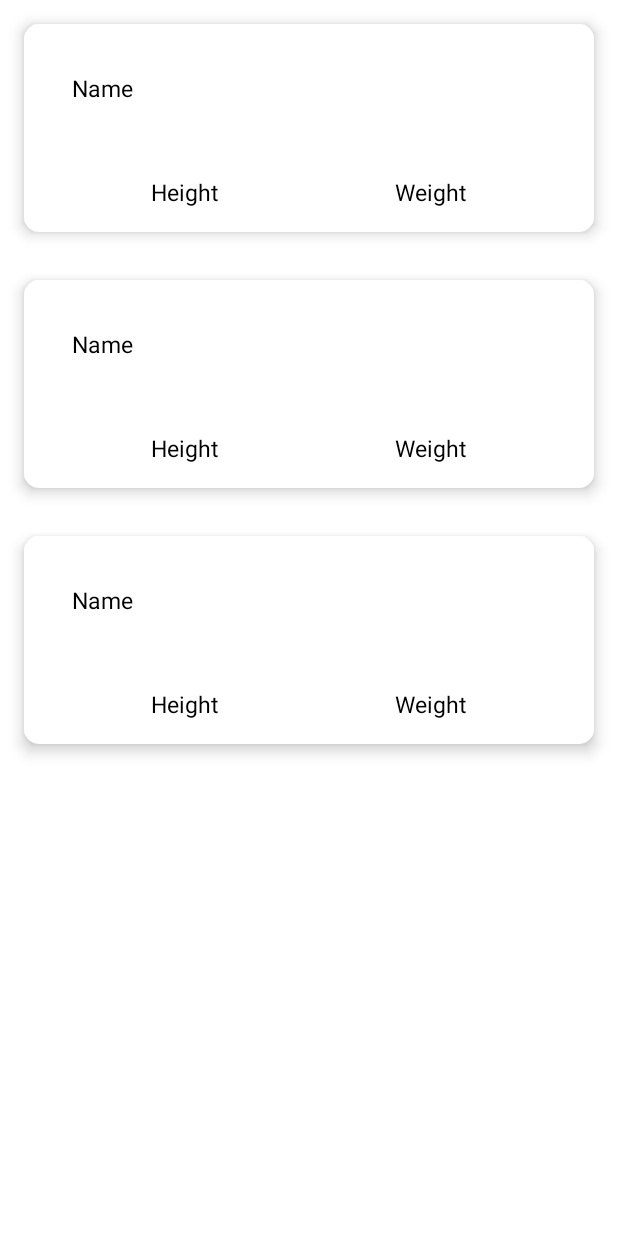
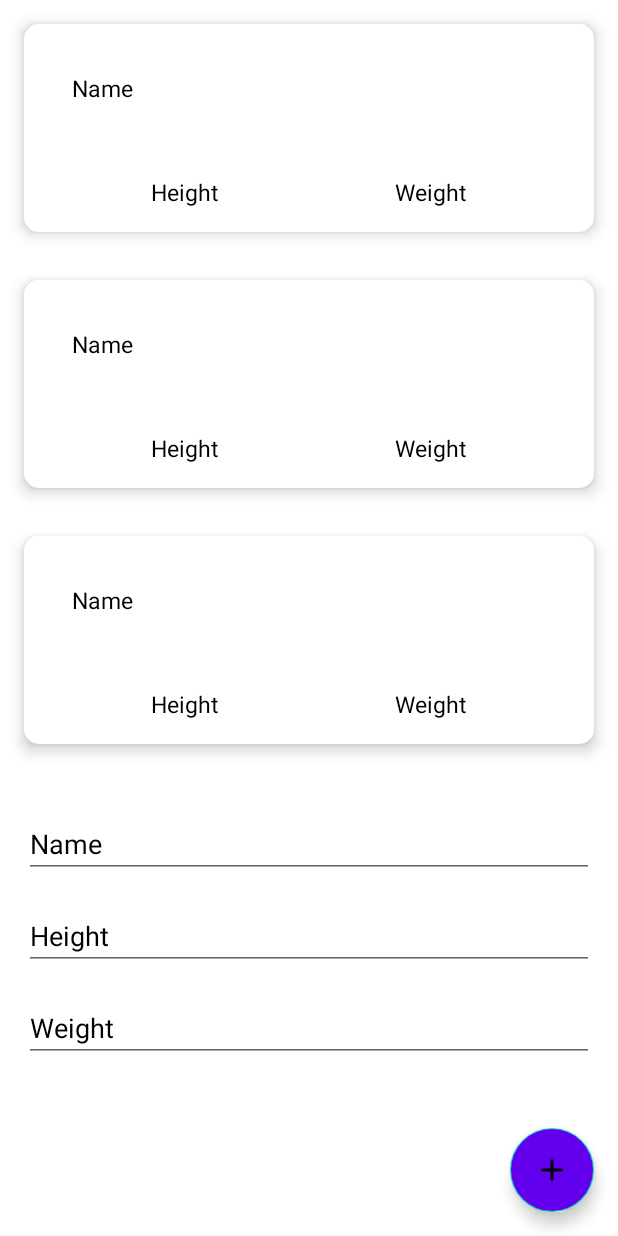
Before and after one commit to Morshu03/KotlinRush, an Android app: the layout activity_main.xml on its own in the app's theme, with its tools: preview values and no code run, on a phone screen of 412 x 824 dp. Run offline under Robolectric (Android 15) with nearby library versions, the phone set to English and light mode, and no system bars.

Commit message:
in inputContainer made 3 edt; in fun "addItem" add condition;

```diff
--- a/app/src/main/java/com/example/kotlinrush/adapter/AnimalAdapter.kt
+++ b/app/src/main/java/com/example/kotlinrush/adapter/AnimalAdapter.kt
@@ -15,7 +15,6 @@ class AnimalAdapter : RecyclerView.Adapter<AnimalAdapter.MyViewHolder>() {
     override fun onCreateViewHolder(parent: ViewGroup, viewType: Int): MyViewHolder {
         val view = LayoutInflater.from(parent.context)
             .inflate(R.layout.item_animal, parent, false)
-
         return MyViewHolder(view)
     }
 
@@ -33,7 +32,7 @@ class AnimalAdapter : RecyclerView.Adapter<AnimalAdapter.MyViewHolder>() {
         val weightText: TextView = itemView.findViewById(R.id.weight)
     }
 
-    fun setList(newAnimalList: ArrayList<Animal>) {
+    fun setList(newAnimalList: MutableList<Animal>) {
         animalList = newAnimalList
         notifyDataSetChanged()
     }
--- /dev/null
+++ b/app/src/main/res/drawable/baseline_add_24.xml
@@ -0,0 +1,5 @@
+<vector android:height="24dp" android:tint="#80CBC4"
+    android:viewportHeight="24" android:viewportWidth="24"
+    android:width="24dp" xmlns:android="http://schemas.android.com/apk/res/android">
+    <path android:fillColor="@android:color/white" android:pathData="M19,13h-6v6h-2v-6H5v-2h6V5h2v6h6v2z"/>
+</vector>
--- a/app/src/main/res/layout/activity_main.xml
+++ b/app/src/main/res/layout/activity_main.xml
@@ -7,12 +7,68 @@
     tools:context=".MainActivity">
 
     <androidx.recyclerview.widget.RecyclerView
-    android:id="@+id/recView"
-    android:layout_width="match_parent"
-    android:layout_height="wrap_content"
-    app:layout_constraintTop_toTopOf="parent"
-    app:layout_constraintStart_toStartOf="parent"
-    app:layout_constraintEnd_toEndOf="parent"
-    tools:listitem="@layout/item_animal"/>
+        android:id="@+id/recView"
+        android:layout_width="match_parent"
+        android:layout_height="0dp"
+        app:layout_constraintBottom_toTopOf="@id/inputContainer"
+        app:layout_constraintEnd_toEndOf="parent"
+        app:layout_constraintStart_toStartOf="parent"
+        app:layout_constraintTop_toTopOf="parent"
+        tools:listitem="@layout/item_animal" />
+
+    <androidx.constraintlayout.widget.ConstraintLayout
+        android:id="@+id/inputContainer"
+        android:layout_width="match_parent"
+        android:layout_height="300dp"
+        app:layout_constraintBottom_toBottomOf="parent"
+        app:layout_constraintTop_toBottomOf="@+id/recView">
+
+        <EditText
+            android:id="@+id/nameEdtTxt"
+            android:layout_width="match_parent"
+            android:layout_height="wrap_content"
+            android:layout_margin="@dimen/default_margin"
+            android:hint="@string/name"
+            android:textColorHint="@color/black"
+            app:layout_constraintEnd_toEndOf="parent"
+            app:layout_constraintStart_toStartOf="parent"
+            app:layout_constraintTop_toTopOf="parent" />
+
+        <EditText
+            android:id="@+id/heightEdtTxt"
+            android:layout_width="match_parent"
+            android:layout_height="wrap_content"
+            android:layout_margin="@dimen/default_margin"
+            android:hint="@string/height"
+            android:inputType="number"
+            android:textColorHint="@color/black"
+            app:layout_constraintEnd_toEndOf="parent"
+            app:layout_constraintStart_toStartOf="parent"
+            app:layout_constraintTop_toBottomOf="@id/nameEdtTxt" />
+
+        <EditText
+            android:id="@+id/weightEdtTxt"
+            android:layout_width="match_parent"
+            android:layout_height="wrap_content"
+            android:layout_margin="@dimen/default_margin"
+            android:hint="@string/weight"
+            android:textColorHint="@color/black"
+            app:layout_constraintEnd_toEndOf="parent"
+            app:layout_constraintStart_toStartOf="parent"
+            app:layout_constraintTop_toBottomOf="@id/heightEdtTxt" />
+
+    </androidx.constraintlayout.widget.ConstraintLayout>
+
+    <com.google.android.material.floatingactionbutton.FloatingActionButton
+        android:id="@+id/fab"
+        android:layout_width="wrap_content"
+        android:layout_height="wrap_content"
+        android:layout_margin="@dimen/default_margin"
+        android:backgroundTint="@color/purple_500"
+        android:contentDescription="@string/todo"
+        android:src="@drawable/baseline_add_24"
+        app:layout_constraintBottom_toBottomOf="parent"
+        app:layout_constraintEnd_toEndOf="parent"
+        app:rippleColor="@color/purple_200" />
 
 </androidx.constraintlayout.widget.ConstraintLayout>
--- a/app/src/main/res/values/strings.xml
+++ b/app/src/main/res/values/strings.xml
@@ -4,4 +4,5 @@
     <string name="weight">Weight</string>
     <string name="name">Name</string>
     <string name="add_animal">add animal</string>
+    <string name="todo">TODO</string>
 </resources>
```
Also changed, not shown: app/src/main/java/com/example/kotlinrush/MainActivity.kt (+31 -13 lines).
